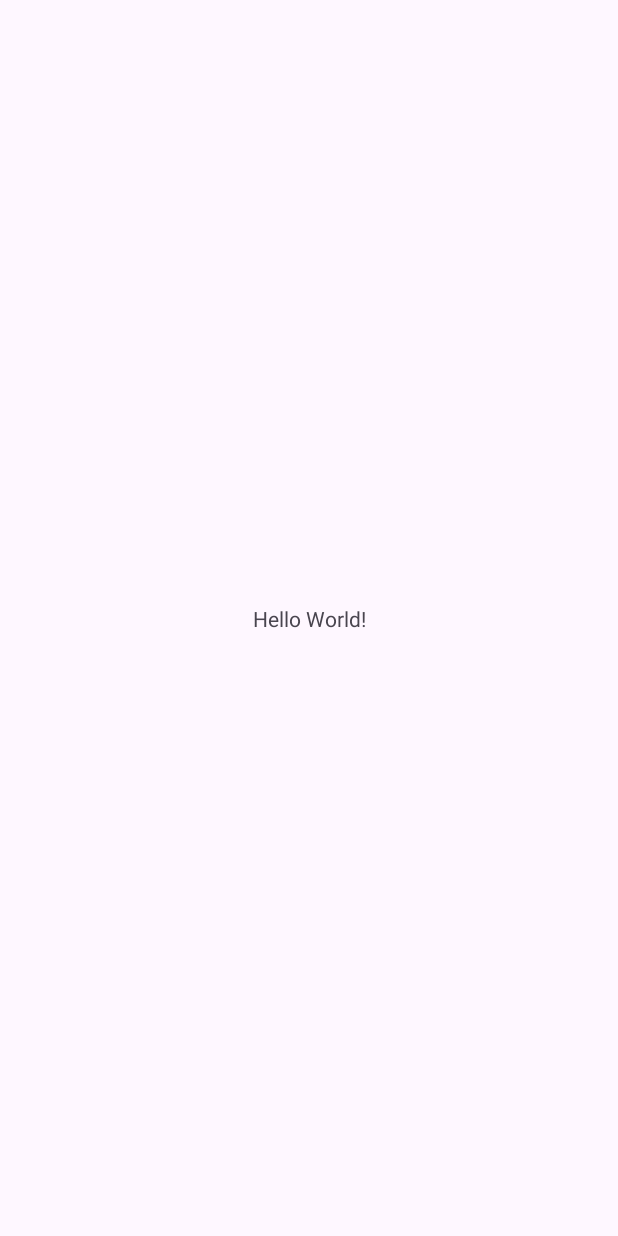
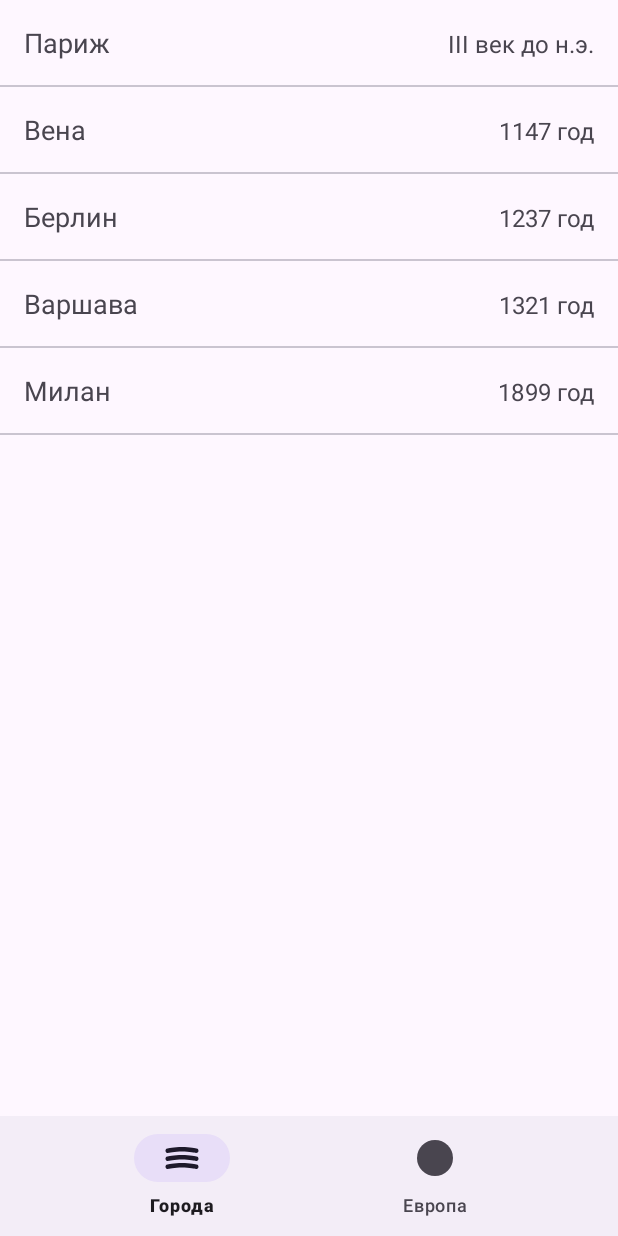
Before and after one commit to funnyphatguy/CitiesTestApp, an Android app: the screen it shows after launch (MainActivity), on a phone screen of 412 x 824 dp. Before the commit the screen is almost empty. Run offline under Robolectric (Android 15) with nearby library versions, the phone set to English and light mode, and no system bars.

Commit message:
CTA-01:реализовал стартовый экран приложения, список не сохраняется

```diff
--- a/app/src/main/java/com/example/citiestestapp/MainActivity.kt
+++ b/app/src/main/java/com/example/citiestestapp/MainActivity.kt
@@ -1,20 +1,48 @@
 package com.example.citiestestapp
 
 import android.os.Bundle
-import androidx.activity.enableEdgeToEdge
 import androidx.appcompat.app.AppCompatActivity
-import androidx.core.view.ViewCompat
-import androidx.core.view.WindowInsetsCompat
+import com.example.citiestestapp.databinding.ActivityMainBinding
+import com.example.citiestestapp.ui.CityListFragment
+import com.example.citiestestapp.ui.CustomMenuFragment
+import com.google.android.material.bottomnavigation.BottomNavigationView
 
 class MainActivity : AppCompatActivity() {
+
+    private var _binding: ActivityMainBinding? = null
+    private val binding
+        get() = _binding
+            ?: throw IllegalStateException("Binding for ActivityMainBinding must not be null")
+
     override fun onCreate(savedInstanceState: Bundle?) {
         super.onCreate(savedInstanceState)
-        enableEdgeToEdge()
         setContentView(R.layout.activity_main)
-        ViewCompat.setOnApplyWindowInsetsListener(findViewById(R.id.main)) { v, insets ->
-            val systemBars = insets.getInsets(WindowInsetsCompat.Type.systemBars())
-            v.setPadding(systemBars.left, systemBars.top, systemBars.right, systemBars.bottom)
-            insets
+
+        if (savedInstanceState == null) {
+            supportFragmentManager.beginTransaction()
+                .replace(R.id.fragment_container, CityListFragment())
+                .commit()
+        }
+
+        val bottomNavigation = findViewById<BottomNavigationView>(R.id.bottom_navigation)
+        bottomNavigation.setOnItemSelectedListener { item ->
+            when (item.itemId) {
+                R.id.nav_city_list -> {
+                    supportFragmentManager.beginTransaction()
+                        .replace(R.id.fragment_container, CityListFragment())
+                        .commit()
+                    true
+                }
+
+                R.id.nav_custom_tab -> {
+                    supportFragmentManager.beginTransaction()
+                        .replace(R.id.fragment_container, CustomMenuFragment())
+                        .commit()
+                    true
+                }
+
+                else -> false
+            }
         }
     }
 }
--- /dev/null
+++ b/app/src/main/java/com/example/citiestestapp/data/City.kt
@@ -0,0 +1,6 @@
+package com.example.citiestestapp.data
+
+data class City(
+    val name: String,
+    val year: String
+)
--- /dev/null
+++ b/app/src/main/java/com/example/citiestestapp/ui/CityAdapter.kt
@@ -0,0 +1,51 @@
+package com.example.citiestestapp.ui
+
+import android.view.LayoutInflater
+import android.view.View
+import android.view.ViewGroup
+import android.widget.TextView
+import androidx.recyclerview.widget.RecyclerView
+import com.example.citiestestapp.R
+import com.example.citiestestapp.data.City
+
+class CityAdapter(
+    val items: MutableList<City>
+
+) : RecyclerView.Adapter<CityAdapter.CityViewHolder>() {
+
+    override fun onCreateViewHolder(parent: ViewGroup, viewType: Int): CityViewHolder {
+        val view = LayoutInflater.from(parent.context).inflate(R.layout.item_city, parent, false)
+        return CityViewHolder(view)
+    }
+
+    override fun getItemCount(): Int = items.size
+
+    override fun onBindViewHolder(holder: CityViewHolder, position: Int) {
+        holder.bind(items[position])
+    }
+
+    fun swapItems(from: Int, to: Int) {
+        if (from in items.indices && to in items.indices) {
+            val temp = items[from]
+            items[from] = items[to]
+            items[to] = temp
+
+            notifyItemMoved(from, to)
+        }
+    }
+
+    fun updateItems(newItems: List<City>) {
+        if (items.size != newItems.size || !items.containsAll(newItems)) {
+            items.clear()
+            items.addAll(newItems)
+            notifyDataSetChanged()
+        }
+    }
+
+    inner class CityViewHolder(itemView: View) : RecyclerView.ViewHolder(itemView) {
+        fun bind(city: City) {
+            itemView.findViewById<TextView>(R.id.tvCityName).text = city.name
+            itemView.findViewById<TextView>(R.id.tvCityYear).text = city.year
+        }
+    }
+}
--- /dev/null
+++ b/app/src/main/java/com/example/citiestestapp/ui/CityListFragment.kt
@@ -0,0 +1,88 @@
+package com.example.citiestestapp.ui
+
+import android.os.Bundle
+import android.view.View
+import androidx.fragment.app.Fragment
+import androidx.fragment.app.viewModels
+import androidx.lifecycle.SavedStateViewModelFactory
+import androidx.recyclerview.widget.DividerItemDecoration
+import androidx.recyclerview.widget.ItemTouchHelper
+import androidx.recyclerview.widget.LinearLayoutManager
+import androidx.recyclerview.widget.RecyclerView
+import com.example.citiestestapp.R
+import com.example.citiestestapp.databinding.FragmentCityListBinding
+import com.google.android.material.divider.MaterialDividerItemDecoration
+
+class CityListFragment : Fragment(R.layout.fragment_city_list) {
+
+    private var _binding: FragmentCityListBinding? = null
+    private val binding get() = _binding!!
+
+    private val viewModel: CityListViewModel by viewModels {
+        SavedStateViewModelFactory(requireActivity().application, this)
+    }
+
+    private lateinit var adapter: CityAdapter
+
+    override fun onViewCreated(view: View, savedInstanceState: Bundle?) {
+        super.onViewCreated(view, savedInstanceState)
+        _binding = FragmentCityListBinding.bind(view)
+
+        setupAdapter()
+        setupObservers()
+        setupDragAndDrop()
+        initDivider()
+    }
+
+    private fun setupAdapter() {
+        adapter = CityAdapter(mutableListOf())
+        binding.rvCities.adapter = adapter
+        binding.rvCities.layoutManager = LinearLayoutManager(requireContext())
+    }
+
+    private fun setupObservers() {
+        viewModel.cityList.observe(viewLifecycleOwner) { cities ->
+            if (adapter.items != cities) {
+                adapter.updateItems(cities)
+            }
+        }
+    }
+
+    private fun setupDragAndDrop() {
+        val itemTouchHelper = ItemTouchHelper(object : ItemTouchHelper.SimpleCallback(
+            ItemTouchHelper.UP or ItemTouchHelper.DOWN, 0
+        ) {
+            override fun onMove(
+                recyclerView: RecyclerView,
+                viewHolder: RecyclerView.ViewHolder,
+                target: RecyclerView.ViewHolder
+            ): Boolean {
+                val from = viewHolder.bindingAdapterPosition
+                val to = target.bindingAdapterPosition
+
+                adapter.swapItems(from, to)
+                viewModel.swapItems(from, to)
+
+                return true
+            }
+
+            override fun onSwiped(viewHolder: RecyclerView.ViewHolder, direction: Int) {}
+        })
+        itemTouchHelper.attachToRecyclerView(binding.rvCities)
+    }
+
+    private fun initDivider() {
+        val dividerItemDecoration = MaterialDividerItemDecoration(
+            requireContext(),
+            DividerItemDecoration.VERTICAL
+        ).apply {
+            isLastItemDecorated = true
+        }
+        binding.rvCities.addItemDecoration(dividerItemDecoration)
+    }
+
+    override fun onDestroyView() {
+        super.onDestroyView()
+        _binding = null
+    }
+}
--- /dev/null
+++ b/app/src/main/java/com/example/citiestestapp/ui/CityListViewModel.kt
@@ -0,0 +1,41 @@
+package com.example.citiestestapp.ui
+
+import androidx.lifecycle.SavedStateHandle
+import androidx.lifecycle.ViewModel
+import com.example.citiestestapp.data.City
+
+class CityListViewModel(private val savedStateHandle: SavedStateHandle) : ViewModel() {
+
+    //НАДО СДЕЛАТЬ ЧТОБЫ СПИСОК СОХРАНЯЛСЯ
+    init {
+        println("ViewModel created! Saved state: ${savedStateHandle.get<List<City>>(CITIES_KEY)}")
+    }
+
+    companion object {
+        private const val CITIES_KEY = "cities"
+    }
+
+    private val _cityList = savedStateHandle.getLiveData<List<City>>(CITIES_KEY, getDefaultCities())
+    val cityList = _cityList
+
+    private fun getDefaultCities() = mutableListOf<City>(
+        City("Париж", "III век до н.э."),
+        City("Вена", "1147 год"),
+        City("Берлин", "1237 год"),
+        City("Варшава", "1321 год"),
+        City("Милан", "1899 год")
+    )
+
+    fun swapItems(from: Int, to: Int) {
+        val currentList = _cityList.value?.toMutableList() ?: return
+
+        if (from in currentList.indices && to in currentList.indices) {
+            val item = currentList.removeAt(from)
+            currentList.add(to, item)
+
+            // Сохраняем новое состояние
+            println("Swapped items: $from -> $to. New list: $currentList")
+            savedStateHandle[CITIES_KEY] = currentList
+        }
+    }
+}
--- /dev/null
+++ b/app/src/main/res/drawable/ic_custom_circle.xml
@@ -0,0 +1,8 @@
+<?xml version="1.0" encoding="utf-8"?>
+<shape xmlns:android="http://schemas.android.com/apk/res/android"
+    android:shape="oval">
+    <solid android:color="@color/black" />
+    <size
+        android:width="90dp"
+        android:height="90dp" />
+</shape>
--- /dev/null
+++ b/app/src/main/res/drawable/ic_menu.xml
@@ -0,0 +1 @@
+<vector xmlns:android="http://schemas.android.com/apk/res/android" android:width="24dp" android:height="24dp" android:viewportWidth="24" android:viewportHeight="24" android:tint="?attr/colorControlNormal"><path android:fillColor="@android:color/white" android:pathData="M1.037,7.495c-.213-.801,.324-1.611,1.132-1.794,.186-.042,4.619-1.031,9.831-1.031s9.646,.989,9.832,1.031c.808,.183,1.314,.986,1.131,1.794-.183,.808-.988,1.314-1.794,1.132-.042-.009-4.294-.957-9.169-.957s-9.127,.948-9.169,.957c-.111,.025-1.426,.252-1.794-1.132Z"/><path android:fillColor="@android:color/white" android:pathData="M1.037,12.828c-.213-.801,.324-1.611,1.132-1.794,.186-.042,4.619-1.031,9.831-1.031s9.646,.989,9.832,1.031c.808,.183,1.314,.986,1.131,1.794-.183,.808-.988,1.314-1.794,1.132-.042-.009-4.294-.957-9.169-.957s-9.127,.948-9.169,.957c-.111,.025-1.426,.252-1.794-1.132Z"/><path android:fillColor="@android:color/white" android:pathData="M1.037,18.162c-.213-.801,.324-1.611,1.132-1.794,.186-.042,4.619-1.031,9.831-1.031s9.646,.989,9.832,1.031c.808,.183,1.314,.986,1.131,1.794-.183,.808-.988,1.314-1.794,1.132-.042-.009-4.294-.957-9.169-.957s-9.127,.948-9.169,.957c-.111,.025-1.426,.252-1.794-1.132Z"/></vector>
--- a/app/src/main/res/layout/activity_main.xml
+++ b/app/src/main/res/layout/activity_main.xml
@@ -1,19 +1,26 @@
 <?xml version="1.0" encoding="utf-8"?>
-<androidx.constraintlayout.widget.ConstraintLayout xmlns:android="http://schemas.android.com/apk/res/android"
+<androidx.constraintlayout.widget.ConstraintLayout
+    xmlns:android="http://schemas.android.com/apk/res/android"
     xmlns:app="http://schemas.android.com/apk/res-auto"
-    xmlns:tools="http://schemas.android.com/tools"
-    android:id="@+id/main"
     android:layout_width="match_parent"
-    android:layout_height="match_parent"
-    tools:context=".MainActivity">
+    android:layout_height="match_parent">
 
-    <TextView
-        android:layout_width="wrap_content"
+    <FrameLayout
+        android:id="@+id/fragment_container"
+        android:layout_width="0dp"
+        android:layout_height="0dp"
+        app:layout_constraintTop_toTopOf="parent"
+        app:layout_constraintBottom_toTopOf="@id/bottom_navigation"
+        app:layout_constraintStart_toStartOf="parent"
+        app:layout_constraintEnd_toEndOf="parent" />
+
+    <com.google.android.material.bottomnavigation.BottomNavigationView
+        android:id="@+id/bottom_navigation"
+        android:layout_width="0dp"
         android:layout_height="wrap_content"
-        android:text="Hello World!"
+        android:layout_gravity="bottom"
+        app:menu="@menu/bottom_nav_menu"
         app:layout_constraintBottom_toBottomOf="parent"
-        app:layout_constraintEnd_toEndOf="parent"
         app:layout_constraintStart_toStartOf="parent"
-        app:layout_constraintTop_toTopOf="parent" />
-
+        app:layout_constraintEnd_toEndOf="parent"/>
 </androidx.constraintlayout.widget.ConstraintLayout>
--- /dev/null
+++ b/app/src/main/res/layout/custom_menu_fragment.xml
@@ -0,0 +1,6 @@
+<?xml version="1.0" encoding="utf-8"?>
+<androidx.constraintlayout.widget.ConstraintLayout xmlns:android="http://schemas.android.com/apk/res/android"
+    android:layout_width="match_parent"
+    android:layout_height="match_parent">
+
+</androidx.constraintlayout.widget.ConstraintLayout>
--- /dev/null
+++ b/app/src/main/res/layout/fragment_city_list.xml
@@ -0,0 +1,16 @@
+<?xml version="1.0" encoding="utf-8"?>
+<androidx.constraintlayout.widget.ConstraintLayout xmlns:android="http://schemas.android.com/apk/res/android"
+    xmlns:app="http://schemas.android.com/apk/res-auto"
+    android:layout_width="match_parent"
+    android:layout_height="match_parent">
+
+    <androidx.recyclerview.widget.RecyclerView
+        android:id="@+id/rv_cities"
+        android:layout_width="match_parent"
+        android:layout_height="match_parent"
+        android:fitsSystemWindows="true"
+        app:layout_constraintBottom_toBottomOf="parent"
+        app:layout_constraintEnd_toEndOf="parent"
+        app:layout_constraintStart_toStartOf="parent"
+        app:layout_constraintTop_toTopOf="parent" />
+</androidx.constraintlayout.widget.ConstraintLayout>
--- /dev/null
+++ b/app/src/main/res/layout/item_city.xml
@@ -0,0 +1,23 @@
+<?xml version="1.0" encoding="utf-8"?>
+<LinearLayout
+    xmlns:android="http://schemas.android.com/apk/res/android"
+    android:orientation="horizontal"
+    android:layout_width="match_parent"
+    android:layout_height="wrap_content"
+    android:padding="16dp">
+
+    <TextView
+        android:id="@+id/tvCityName"
+        android:layout_width="0dp"
+        android:layout_weight="1"
+        android:layout_height="wrap_content"
+        android:text="Название города"
+        android:textSize="18sp"/>
+
+    <TextView
+        android:id="@+id/tvCityYear"
+        android:layout_width="wrap_content"
+        android:layout_height="wrap_content"
+        android:text="1078"
+        android:textSize="16sp"/>
+</LinearLayout>
--- /dev/null
+++ b/app/src/main/res/menu/bottom_nav_menu.xml
@@ -0,0 +1,12 @@
+<?xml version="1.0" encoding="utf-8"?>
+<menu xmlns:android="http://schemas.android.com/apk/res/android">
+    <item
+        android:id="@+id/nav_city_list"
+        android:icon="@drawable/ic_menu"
+        android:title="Города" />
+
+    <item
+        android:id="@+id/nav_custom_tab"
+        android:icon="@drawable/ic_custom_circle"
+        android:title="Европа" />
+</menu>
```
Also changed, not shown: app/build.gradle.kts (+7 -1 lines), app/src/main/java/com/example/citiestestapp/ui/CustomMenuFragment.kt (added, +15 -0 lines), app/src/main/res/layout/fragment_custom_menu.xml (added, +11 -0 lines), gradle/libs.versions.toml (+8 -0 lines).
